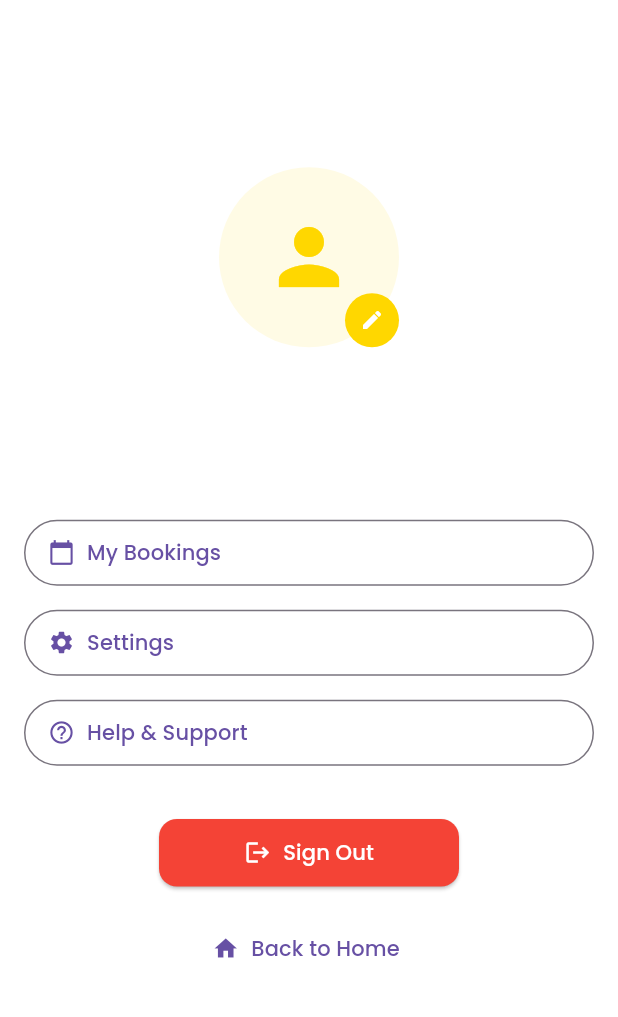
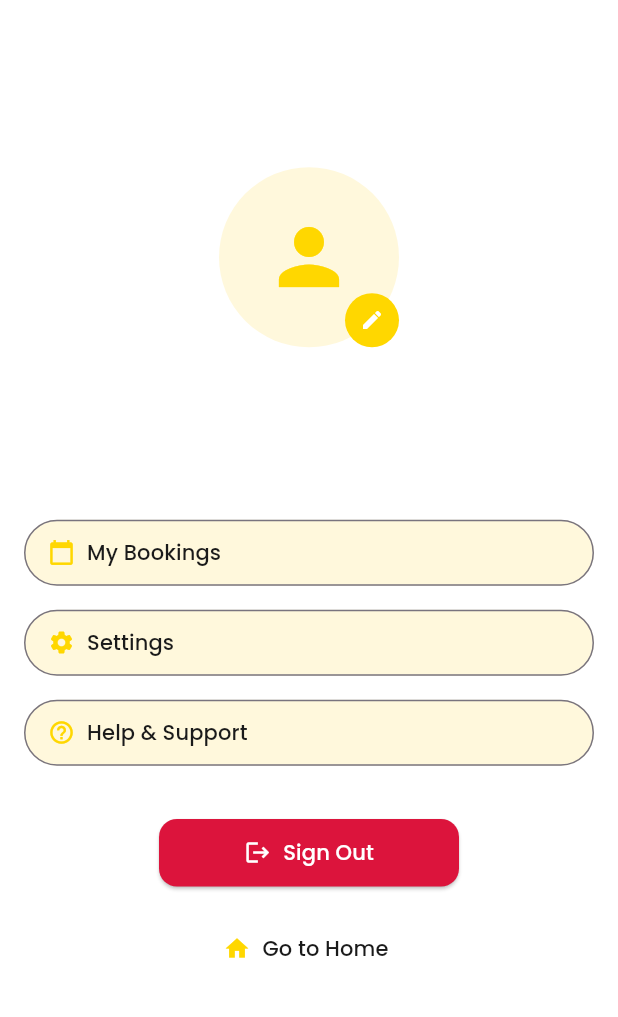
Before and after one commit to JamMeisy/colllege_ics26011_finals, a Flutter app: the AboutPage screen opened directly, in the side drawer, after a tap on "Profile", on a phone screen of 412 x 824 dp, the part 84-1101 px from its top. Run offline on Flutter 3.47's test engine with Material 3 defaults, Android fonts, the phone set to English and light mode, and no system bars; our stand-ins replace cloud_firestore, double_back_to_close_app, firebase_auth, firebase_core, firebase_storage, google_fonts and 1 more; missing offline and left inert: scroll_datetime_picker; accounts and stored records are empty; generated files the repository leaves out were written again.

Commit message:
updated about, login, signup, profile pages. Placed my picture

```diff
--- a/lib/screens/about.dart
+++ b/lib/screens/about.dart
@@ -7,31 +7,52 @@ class AboutPage extends StatelessWidget {
     return Scaffold(
       appBar: AppBar(
         title: Text('About'),
+        backgroundColor: Colors.black,
       ),
       drawer: MyDrawer(),
       body: Padding(
         padding: const EdgeInsets.all(16.0),
+        child: SingleChildScrollView(
           child: Column(
             crossAxisAlignment: CrossAxisAlignment.start,
             children: [
+              Center(
+                child: Column(
+                  children: [
+                    Icon(
+                      Icons.school,
+                      size: 80,
+                      color: Colors.amber,
+                    ),
+                    SizedBox(height: 8),
                     Text(
                       'Thomasian Post',
                       style: TextStyle(
-                fontSize: 24,
+                        fontSize: 28,
                         fontWeight: FontWeight.bold,
+                        color: Colors.black87,
                       ),
                     ),
-            SizedBox(height: 16),
+                  ],
+                ),
+              ),
+              SizedBox(height: 24),
               Text(
-              'Thomasian Post is a dedicated mobile app designed to keep the University of Santo Tomas (UST) community connected and informed. Catering to the unique needs of each college, the app centralizes all events, announcements, and updates across the university. From academic schedules to cultural festivities, Thomasian Post ensures that Thomasians never miss an important moment, fostering a stronger sense of community and engagement within UST.',
-              style: TextStyle(fontSize: 16),
+                'Thomasian Post is your one-stop hub for everything UST! From academic updates to cultural events, our app is designed to keep every Thomasian informed and connected. Whether you want to check the latest announcements or stay on top of your schedule, Thomasian Post ensures you never miss a beat. Experience a stronger sense of community with every tap.',
+                style: TextStyle(
+                  fontSize: 16,
+                  height: 1.5,
+                  color: Colors.grey[700],
+                ),
+                textAlign: TextAlign.justify,
               ),
               SizedBox(height: 32),
               Text(
-              'Developers',
+                'Meet the Developers',
                 style: TextStyle(
-                fontSize: 20,
+                  fontSize: 22,
                   fontWeight: FontWeight.bold,
+                  color: Colors.black87,
                 ),
               ),
               SizedBox(height: 16),
@@ -45,9 +66,10 @@ class AboutPage extends StatelessWidget {
               ),
               DeveloperInfo(
                 name: 'Raphael Angelo F. Dacayo',
-              imageUrl: 'assets/images/raph.png',
+                imageUrl: 'assets/images/raph.JPG',
               ),
             ],
+          ),
         ),
       ),
     );
@@ -66,14 +88,39 @@ class DeveloperInfo extends StatelessWidget {
       padding: const EdgeInsets.symmetric(vertical: 8.0),
       child: Row(
         children: [
-          CircleAvatar(
-            radius: 30,
+          Hero(
+            tag: name,
+            child: CircleAvatar(
+              radius: 35,
               backgroundImage: AssetImage(imageUrl),
             ),
+          ),
           SizedBox(width: 16),
+          Expanded(
+            child: Column(
+              crossAxisAlignment: CrossAxisAlignment.start,
+              children: [
                 Text(
                   name,
-            style: TextStyle(fontSize: 18),
+                  style: TextStyle(
+                    fontSize: 18,
+                    fontWeight: FontWeight.bold,
+                  ),
+                ),
+                Text(
+                  'Developer',
+                  style: TextStyle(
+                    fontSize: 14,
+                    color: Colors.grey[600],
+                  ),
+                ),
+              ],
+            ),
+          ),
+          Icon(
+            Icons.arrow_forward_ios,
+            size: 16,
+            color: Colors.grey,
           ),
         ],
       ),
--- a/lib/screens/profile.dart
+++ b/lib/screens/profile.dart
@@ -31,8 +31,7 @@ class _ProfilePageState extends State<ProfilePage> {
         user = _auth.currentUser;
       } catch (e) {
         ScaffoldMessenger.of(context).showSnackBar(
-          SnackBar(
-              content: Text('Failed to reload user data: ${e.toString()}')),
+          SnackBar(content: Text('Failed to reload user data: ${e.toString()}')),
         );
       }
     }
@@ -68,6 +67,7 @@ class _ProfilePageState extends State<ProfilePage> {
     return Scaffold(
       appBar: AppBar(
         title: const Text('Profile'),
+        backgroundColor: const Color(0xFF1A1A1A), // accentBlack
         actions: [
           IconButton(
             icon: const Icon(Icons.refresh),
@@ -76,6 +76,7 @@ class _ProfilePageState extends State<ProfilePage> {
                 _userFuture = _reloadUser();
               });
             },
+            color: const Color(0xFFFFD700), // primaryYellow
           ),
         ],
       ),
@@ -123,6 +124,9 @@ class _ProfilePageState extends State<ProfilePage> {
                         );
                       },
                       child: const Text('Login'),
+                      style: ElevatedButton.styleFrom(
+                        backgroundColor: const Color(0xFFFFC000), // darkYellow
+                      ),
                     ),
                   ],
                 );
@@ -141,9 +145,7 @@ class _ProfilePageState extends State<ProfilePage> {
                           children: [
                             CircleAvatar(
                               radius: 60,
-                              backgroundColor: Theme.of(context)
-                                  .primaryColor
-                                  .withOpacity(0.1),
+                              backgroundColor: const Color(0xFFFFF8DC), // lightYellow
                               child: user.photoURL != null
                                   ? ClipOval(
                                 child: Image.network(
@@ -154,19 +156,19 @@ class _ProfilePageState extends State<ProfilePage> {
                                   errorBuilder: (_, __, ___) => Icon(
                                     Icons.person,
                                     size: 60,
-                                          color: Theme.of(context).primaryColor,
+                                    color: const Color(0xFFFFD700), // primaryYellow
                                   ),
                                 ),
                               )
                                   : Icon(
                                 Icons.person,
                                 size: 60,
-                                      color: Theme.of(context).primaryColor,
+                                color: const Color(0xFFFFD700), // primaryYellow
                               ),
                             ),
                             CircleAvatar(
                               radius: 18,
-                              backgroundColor: Theme.of(context).primaryColor,
+                              backgroundColor: const Color(0xFFFFD700), // primaryYellow
                               child: IconButton(
                                 icon: const Icon(Icons.edit, size: 16),
                                 color: Colors.white,
@@ -188,13 +190,14 @@ class _ProfilePageState extends State<ProfilePage> {
                           style: const TextStyle(
                             fontSize: 24,
                             fontWeight: FontWeight.bold,
+                            color: Color(0xFF1A1A1A), // accentBlack
                           ),
                         ),
                         Text(
                           user.email ?? '',
-                          style: TextStyle(
+                          style: const TextStyle(
                             fontSize: 16,
-                            color: Theme.of(context).textTheme.bodySmall?.color,
+                            color: Color(0xFF1A1A1A), // accentBlack
                           ),
                         ),
                         const SizedBox(height: 32),
@@ -240,7 +243,7 @@ class _ProfilePageState extends State<ProfilePage> {
                           icon: const Icon(Icons.logout),
                           label: const Text('Sign Out'),
                           style: ElevatedButton.styleFrom(
-                                  backgroundColor: Colors.red,
+                            backgroundColor: const Color(0xFFDC143C), // rejectedColor
                             foregroundColor: Colors.white,
                             minimumSize: const Size(200, 45),
                           ),
@@ -248,8 +251,14 @@ class _ProfilePageState extends State<ProfilePage> {
                         ),
                         const SizedBox(height: 16),
                         TextButton.icon(
-                          icon: const Icon(Icons.home),
-                          label: const Text('Back to Home'),
+                          icon: const Icon(
+                            Icons.home,
+                            color: Color(0xFFFFD700), // primaryYellow
+                          ),
+                          label: const Text(
+                            'Go to Home',
+                            style: TextStyle(color: Color(0xFF1A1A1A)), // accentBlack
+                          ),
                           onPressed: () {
                             Navigator.pushReplacement(
                               context,
@@ -258,6 +267,7 @@ class _ProfilePageState extends State<ProfilePage> {
                             );
                           },
                         ),
+
                       ],
                     ),
                   ),
@@ -287,10 +297,14 @@ class _ProfileButton extends StatelessWidget {
     return SizedBox(
       width: double.infinity,
       child: OutlinedButton.icon(
-        icon: Icon(icon),
-        label: Text(label),
+        icon: Icon(icon, color: const Color(0xFFFFD700)), // primaryYellow
+        label: Text(
+          label,
+          style: const TextStyle(color: Color(0xFF1A1A1A)), // accentBlack
+        ),
         style: OutlinedButton.styleFrom(
           padding: const EdgeInsets.symmetric(vertical: 12, horizontal: 16),
+          backgroundColor: const Color(0xFFFFF8DC), // lightYellow
           alignment: Alignment.centerLeft,
         ),
         onPressed: onPressed,
--- a/pubspec.yaml
+++ b/pubspec.yaml
@@ -48,6 +48,8 @@ dependencies:
   flutter_slidable: ^3.0.1
   double_back_to_close_app: ^2.1.0
   url_launcher: ^6.2.4
+  provider: ^6.1.2
+  firebase_ui_auth: ^1.16.0
 
 dev_dependencies:
   flutter_test:
```
Also changed, not shown: lib/screens/auth/login.dart (+27 -25 lines), lib/screens/auth/signup.dart (+12 -15 lines), assets/images/raph.JPG (added), pubspec.lock. Lines whose indentation alone changed are shown as unchanged.
